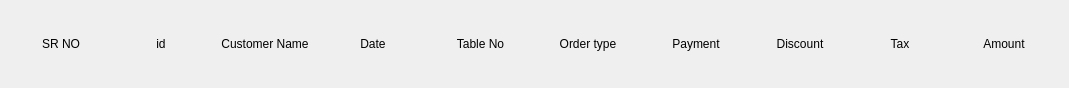
First picture: the form in menu/bill_history/customWidget/history.ui, repository Anmol-A-jain/Dyner, before the edit.
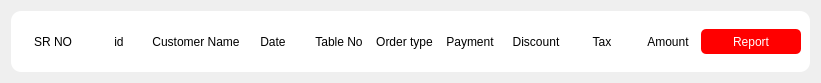
Second picture: the form after the edit.

Commit message: modified Order History module

```diff
--- a/menu/bill_history/customWidget/history.ui
+++ b/menu/bill_history/customWidget/history.ui
@@ -6,8 +6,8 @@
    <rect>
     <x>0</x>
     <y>0</y>
-    <width>1069</width>
-    <height>88</height>
+    <width>821</width>
+    <height>83</height>
    </rect>
   </property>
   <property name="windowTitle">
@@ -15,6 +15,14 @@
   </property>
   <layout class="QHBoxLayout" name="horizontalLayout_2">
    <item>
+    <widget class="QWidget" name="widget" native="true">
+     <property name="styleSheet">
+      <string notr="true">#widget
+{	
+	background-color: rgb(255, 255, 255);
+	border-radius:10px;
+}</string>
+     </property>
     <layout class="QHBoxLayout" name="horizontalLayout">
      <property name="spacing">
       <number>0</number>
@@ -200,7 +208,32 @@
        </property>
       </widget>
      </item>
-    </layout>
+      <item>
+       <widget class="QPushButton" name="btnReport">
+        <property name="minimumSize">
+         <size>
+          <width>100</width>
+          <height>25</height>
+         </size>
+        </property>
+        <property name="maximumSize">
+         <size>
+          <width>100</width>
+          <height>25</height>
+         </size>
+        </property>
+        <property name="styleSheet">
+         <string notr="true">color:white;
+background-color: red;
+border-radius:5px;</string>
+        </property>
+        <property name="text">
+         <string>Report</string>
+        </property>
+       </widget>
+      </item>
+     </layout>
+    </widget>
    </item>
   </layout>
  </widget>
```
Lines whose indentation alone changed are shown as unchanged. The commit also changes 15 other files.
